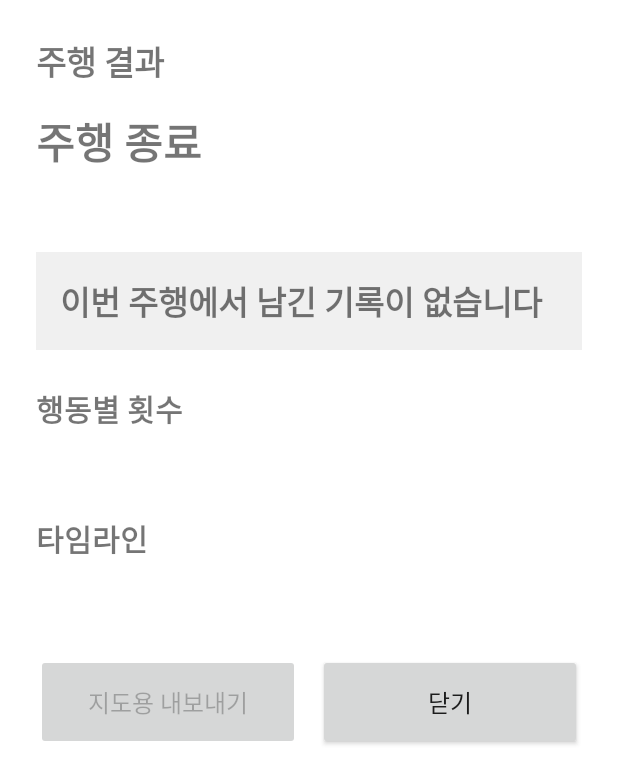
After one commit to DaengQ/DaengQ, an Android app: the TripSummaryActivity screen opened directly, with no data from a screen before it, on a phone screen of 412 x 824 dp. The commit adds this screen. Shown: the top 784 px of the screen. Run offline under Robolectric (Android 15) with nearby library versions, the phone set to English and light mode, and no system bars.

Commit message:
Show a trip summary when a drive ends
A trip starts when route guidance starts and ends on destination
arrival (NaviHelper onDestinationArrived) or with the new end-trip
button. The summary screen shows arrival info, behavior counts, the
most frequent behavior, a timeline, and exports the trip's records.
A result that arrives while Pawgo is hidden is shown on next resume.

```diff
--- a/app/src/main/AndroidManifest.xml
+++ b/app/src/main/AndroidManifest.xml
@@ -24,6 +24,10 @@
 
         </activity>
 
+        <activity
+            android:name=".TripSummaryActivity"
+            android:exported="false" />
+
     </application>
 
 </manifest>
--- /dev/null
+++ b/app/src/main/java/com/example/pawgo/TripSummaryActivity.kt
@@ -0,0 +1,140 @@
+package com.example.pawgo
+
+import android.app.Activity
+import android.app.AlertDialog
+import android.content.Context
+import android.content.Intent
+import android.os.Bundle
+import android.widget.Button
+import android.widget.TextView
+import android.widget.Toast
+import java.io.IOException
+import java.text.SimpleDateFormat
+import java.util.Date
+import java.util.Locale
+
+/** 주행이 끝난 뒤 이번 주행의 반려동물 행동 기록을 요약해 보여 준다. */
+class TripSummaryActivity : Activity() {
+
+    private val timeFormat = SimpleDateFormat("HH:mm", Locale.getDefault())
+
+    override fun onCreate(savedInstanceState: Bundle?) {
+        super.onCreate(savedInstanceState)
+        setContentView(R.layout.activity_trip_summary)
+
+        val trip = intent.toTripResult()
+        // 기록은 최신순으로 저장돼 있으니 타임라인을 위해 시간순으로 뒤집는다
+        val tripRecords = PetRecordStore(this).load()
+            .filter { it.timeMillis > trip.startMillis && it.timeMillis <= trip.endMillis }
+            .sortedBy { it.timeMillis }
+
+        // 경로 안내 없이 끝낸 주행은 시작 시각을 모르므로 첫 기록 시각을 쓴다
+        val startMillis = if (trip.startMillis > 0) trip.startMillis else tripRecords.firstOrNull()?.timeMillis
+
+        findViewById<TextView>(R.id.tripHeadline).text = trip.destinationName
+            ?.takeIf { it.isNotBlank() }
+            ?.let { getString(R.string.trip_arrived, it) }
+            ?: getString(R.string.trip_ended)
+        findViewById<TextView>(R.id.tripStats).text = buildStats(trip, startMillis)
+        renderBehaviors(tripRecords)
+        renderTimeline(tripRecords, startMillis)
+
+        findViewById<Button>(R.id.tripExportButton).apply {
+            isEnabled = tripRecords.any { it.latitude != null && it.longitude != null }
+            setOnClickListener { export(tripRecords) }
+        }
+        findViewById<Button>(R.id.tripCloseButton).setOnClickListener { finish() }
+    }
+
+    private fun buildStats(trip: TripResult, startMillis: Long?): String {
+        val parts = mutableListOf<String>()
+        startMillis?.let {
+            parts += "${timeFormat.format(Date(it))} – ${timeFormat.format(Date(trip.endMillis))}"
+        }
+        val durationSeconds = trip.durationSeconds
+            ?: startMillis?.let { ((trip.endMillis - it) / 1000).toInt() }
+        durationSeconds?.let { parts += formatDuration(it) }
+        trip.distanceMeters?.let { parts += formatDistance(it) }
+        return parts.joinToString(" · ")
+    }
+
+    private fun renderBehaviors(tripRecords: List<PetRecord>) {
+        val counts = tripRecords.groupingBy { it.behavior }.eachCount()
+            .entries.sortedByDescending { it.value }
+        val highlight = findViewById<TextView>(R.id.tripHighlight)
+        val countsView = findViewById<TextView>(R.id.tripCounts)
+
+        if (counts.isEmpty()) {
+            highlight.setText(R.string.trip_no_records)
+            countsView.text = ""
+            return
+        }
+        val top = counts.first()
+        highlight.text = getString(
+            R.string.trip_highlight, tripRecords.size, getString(top.key.labelRes), top.value
+        )
+        countsView.text = counts.joinToString("\n") { (behavior, count) ->
+            getString(R.string.trip_count_line, getString(behavior.labelRes), count)
+        }
+    }
+
+    private fun renderTimeline(tripRecords: List<PetRecord>, startMillis: Long?) {
+        findViewById<TextView>(R.id.tripTimeline).text = tripRecords.joinToString("\n") { record ->
+            buildString {
+                append(timeFormat.format(Date(record.timeMillis)))
+                startMillis?.let {
+                    append(" (+").append((record.timeMillis - it) / 60_000).append("분)")
+                }
+                append("  ").append(getString(record.behavior.labelRes))
+                record.address?.let { append(" · ").append(it) }
+            }
+        }
+    }
+
+    private fun export(tripRecords: List<PetRecord>) {
+        val result = try {
+            PetRecordExporter(this).export(tripRecords)
+        } catch (e: IOException) {
+            Toast.makeText(this, getString(R.string.export_failed, e.message.orEmpty()), Toast.LENGTH_LONG).show()
+            return
+        }
+        AlertDialog.Builder(this)
+            .setTitle(R.string.export_done_title)
+            .setMessage(
+                getString(
+                    R.string.export_done_message,
+                    result.exportedCount,
+                    result.skippedCount,
+                    result.file.absolutePath
+                )
+            )
+            .setPositiveButton(R.string.dialog_ok, null)
+            .show()
+    }
+
+    companion object {
+        private const val EXTRA_START = "start"
+        private const val EXTRA_END = "end"
+        private const val EXTRA_NAME = "name"
+        private const val EXTRA_DURATION = "duration"
+        private const val EXTRA_DISTANCE = "distance"
+
+        fun intent(context: Context, trip: TripResult): Intent =
+            Intent(context, TripSummaryActivity::class.java)
+                .putExtra(EXTRA_START, trip.startMillis)
+                .putExtra(EXTRA_END, trip.endMillis)
+                .putExtra(EXTRA_NAME, trip.destinationName)
+                .apply {
+                    trip.durationSeconds?.let { putExtra(EXTRA_DURATION, it) }
+                    trip.distanceMeters?.let { putExtra(EXTRA_DISTANCE, it) }
+                }
+
+        private fun Intent.toTripResult() = TripResult(
+            startMillis = getLongExtra(EXTRA_START, 0L),
+            endMillis = getLongExtra(EXTRA_END, System.currentTimeMillis()),
+            destinationName = getStringExtra(EXTRA_NAME),
+            durationSeconds = if (hasExtra(EXTRA_DURATION)) getIntExtra(EXTRA_DURATION, 0) else null,
+            distanceMeters = if (hasExtra(EXTRA_DISTANCE)) getIntExtra(EXTRA_DISTANCE, 0) else null,
+        )
+    }
+}
--- /dev/null
+++ b/app/src/main/res/layout/activity_trip_summary.xml
@@ -0,0 +1,101 @@
+<?xml version="1.0" encoding="utf-8"?>
+<ScrollView xmlns:android="http://schemas.android.com/apk/res/android"
+    android:layout_width="match_parent"
+    android:layout_height="match_parent"
+    android:fillViewport="true">
+
+    <LinearLayout
+        android:layout_width="match_parent"
+        android:layout_height="wrap_content"
+        android:orientation="vertical"
+        android:padding="24dp">
+
+        <TextView
+            android:layout_width="match_parent"
+            android:layout_height="wrap_content"
+            android:text="@string/trip_title"
+            android:textSize="22sp"
+            android:textStyle="bold" />
+
+        <TextView
+            android:id="@+id/tripHeadline"
+            android:layout_width="match_parent"
+            android:layout_height="wrap_content"
+            android:layout_marginTop="16dp"
+            android:textSize="28sp"
+            android:textStyle="bold" />
+
+        <TextView
+            android:id="@+id/tripStats"
+            android:layout_width="match_parent"
+            android:layout_height="wrap_content"
+            android:layout_marginTop="4dp"
+            android:textSize="18sp" />
+
+        <TextView
+            android:id="@+id/tripHighlight"
+            android:layout_width="match_parent"
+            android:layout_height="wrap_content"
+            android:layout_marginTop="24dp"
+            android:background="@color/last_record_idle"
+            android:padding="16dp"
+            android:textSize="22sp"
+            android:textStyle="bold" />
+
+        <TextView
+            android:layout_width="match_parent"
+            android:layout_height="wrap_content"
+            android:layout_marginTop="24dp"
+            android:text="@string/trip_section_counts"
+            android:textSize="20sp"
+            android:textStyle="bold" />
+
+        <TextView
+            android:id="@+id/tripCounts"
+            android:layout_width="match_parent"
+            android:layout_height="wrap_content"
+            android:layout_marginTop="8dp"
+            android:lineSpacingExtra="6dp"
+            android:textSize="18sp" />
+
+        <TextView
+            android:layout_width="match_parent"
+            android:layout_height="wrap_content"
+            android:layout_marginTop="24dp"
+            android:text="@string/trip_section_timeline"
+            android:textSize="20sp"
+            android:textStyle="bold" />
+
+        <TextView
+            android:id="@+id/tripTimeline"
+            android:layout_width="match_parent"
+            android:layout_height="wrap_content"
+            android:layout_marginTop="8dp"
+            android:lineSpacingExtra="4dp"
+            android:textSize="16sp" />
+
+        <LinearLayout
+            android:layout_width="match_parent"
+            android:layout_height="wrap_content"
+            android:layout_marginTop="32dp"
+            android:orientation="horizontal">
+
+            <Button
+                android:id="@+id/tripExportButton"
+                android:layout_width="0dp"
+                android:layout_height="64dp"
+                android:layout_weight="1"
+                android:text="@string/action_export_records"
+                android:textSize="16sp" />
+
+            <Button
+                android:id="@+id/tripCloseButton"
+                android:layout_width="0dp"
+                android:layout_height="64dp"
+                android:layout_marginStart="12dp"
+                android:layout_weight="1"
+                android:text="@string/trip_close"
+                android:textSize="16sp" />
+        </LinearLayout>
+    </LinearLayout>
+</ScrollView>
--- a/app/src/main/res/values/strings.xml
+++ b/app/src/main/res/values/strings.xml
@@ -53,4 +53,18 @@
     <string name="export_nothing">위치가 저장된 기록이 없습니다</string>
     <string name="export_failed">내보내기에 실패했습니다: %1$s</string>
     <string name="dialog_ok">확인</string>
+
+    <string name="action_end_trip">주행 종료하고 결과 보기</string>
+    <string name="end_trip_title">주행을 종료할까요?</string>
+    <string name="end_trip_message">이번 주행에서 남긴 기록을 요약해 보여 줍니다.</string>
+    <string name="end_trip_confirm">종료</string>
+    <string name="trip_title">주행 결과</string>
+    <string name="trip_arrived">%1$s 도착</string>
+    <string name="trip_ended">주행 종료</string>
+    <string name="trip_highlight">기록 %1$d건 · 가장 많았던 행동은 %2$s (%3$d회)</string>
+    <string name="trip_no_records">이번 주행에서 남긴 기록이 없습니다</string>
+    <string name="trip_section_counts">행동별 횟수</string>
+    <string name="trip_count_line">%1$s  %2$d회</string>
+    <string name="trip_section_timeline">타임라인</string>
+    <string name="trip_close">닫기</string>
 </resources>
```
Also changed, not shown: app/src/main/java/com/example/pawgo/Format.kt (added, +11 -0 lines), app/src/main/java/com/example/pawgo/MainActivity.kt (+44 -0 lines), app/src/main/java/com/example/pawgo/NaviManager.kt (+8 -8 lines), app/src/main/java/com/example/pawgo/TripTracker.kt (added, +86 -0 lines), app/src/main/res/layout-port/activity_main.xml (+8 -0 lines), app/src/main/res/layout/activity_main.xml (+8 -0 lines).
